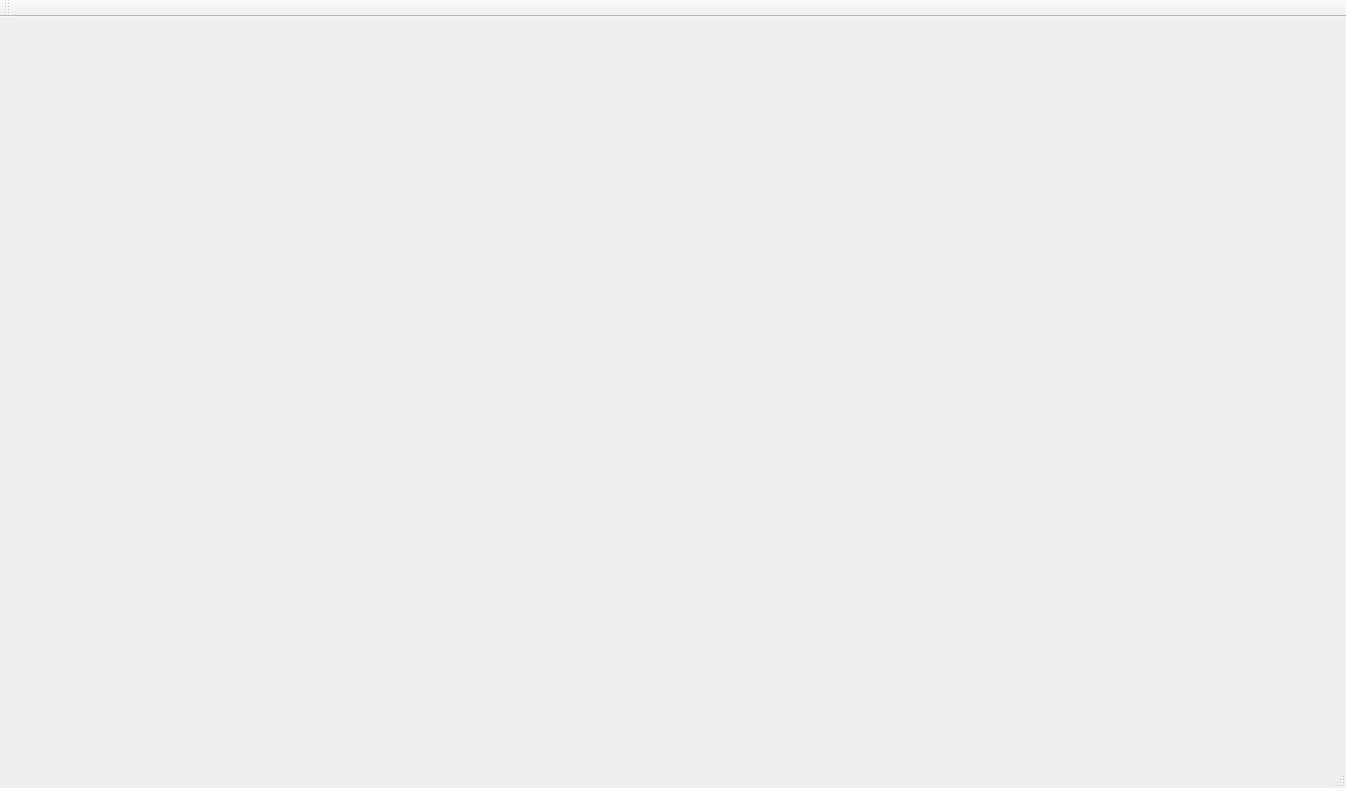
Above: VisionWidget/visionwidget.ui from hceng123/VisionLibrary before the change. Below: the same form after it.
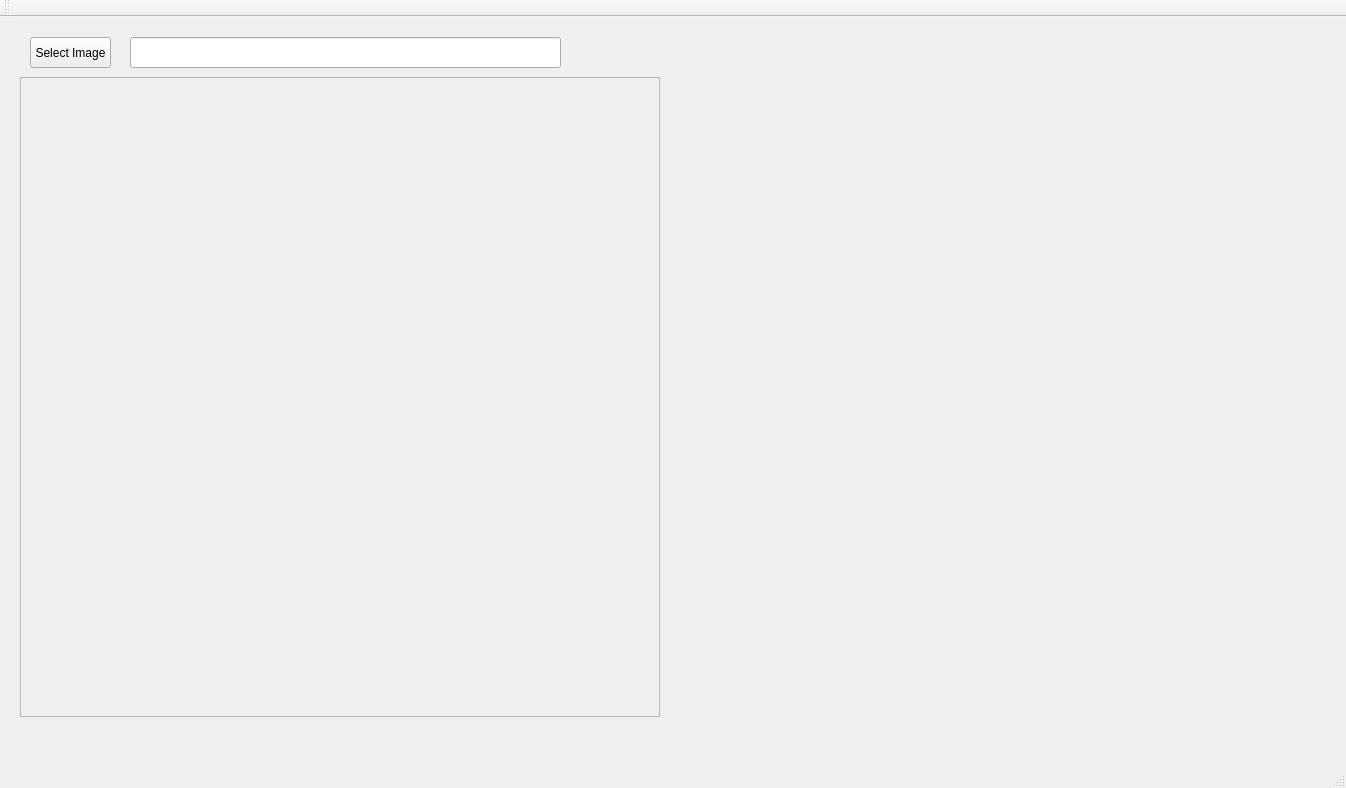
That is the form after the change. Custom widgets are drawn as their Qt base class.

Commit message:
Import VisionView and DialogEditMask from AOI project.
Import VisionView and DialogEditMask from AOI project.

```diff
--- a/VisionWidget/visionwidget.ui
+++ b/VisionWidget/visionwidget.ui
@@ -13,7 +13,47 @@
   <property name="windowTitle">
    <string>VisionWidget</string>
   </property>
-  <widget class="QWidget" name="centralWidget"/>
+  <widget class="QWidget" name="centralWidget">
+   <widget class="VisionView" name="visionView">
+    <property name="geometry">
+     <rect>
+      <x>20</x>
+      <y>60</y>
+      <width>640</width>
+      <height>640</height>
+     </rect>
+    </property>
+    <property name="frameShape">
+     <enum>QFrame::StyledPanel</enum>
+    </property>
+    <property name="text">
+     <string/>
+    </property>
+   </widget>
+   <widget class="QPushButton" name="selectImageBtn">
+    <property name="geometry">
+     <rect>
+      <x>30</x>
+      <y>20</y>
+      <width>81</width>
+      <height>31</height>
+     </rect>
+    </property>
+    <property name="text">
+     <string>Select Image</string>
+    </property>
+   </widget>
+   <widget class="QLineEdit" name="imagePathEdit">
+    <property name="geometry">
+     <rect>
+      <x>130</x>
+      <y>20</y>
+      <width>431</width>
+      <height>31</height>
+     </rect>
+    </property>
+   </widget>
+  </widget>
   <widget class="QMenuBar" name="menuBar">
    <property name="geometry">
     <rect>
@@ -35,6 +75,13 @@
   <widget class="QStatusBar" name="statusBar"/>
  </widget>
  <layoutdefault spacing="6" margin="11"/>
+ <customwidgets>
+  <customwidget>
+   <class>VisionView</class>
+   <extends>QLabel</extends>
+   <header>visionview.h</header>
+  </customwidget>
+ </customwidgets>
  <resources>
   <include location="visionwidget.qrc"/>
  </resources>
```
The commit also changes 123 other files.
